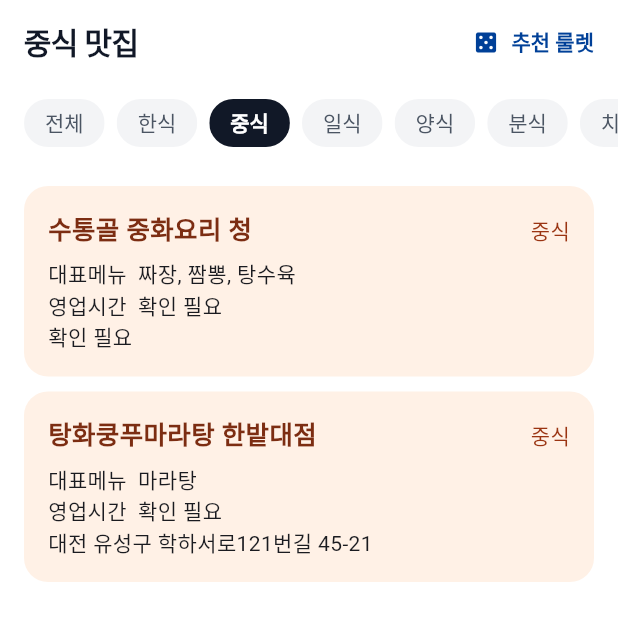
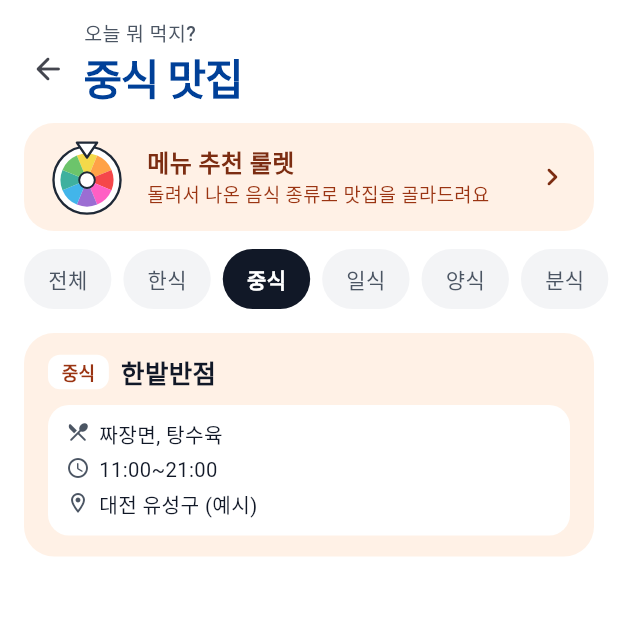
Before and after one commit to lsh4749/hanbat_campus_app, a Flutter app: the RestaurantScreen screen opened directly, after a tap on "한식", after a tap on "중식", on a phone screen of 412 x 824 dp. Shown: the top 621 px of the screen. Run offline on Flutter 3.47's test engine with Material 3 defaults, Android fonts, the phone set to English and light mode, and no system bars; our stand-ins replace cloud_firestore, firebase_auth, firebase_core, shared_preferences; accounts and stored records are empty; network calls fail.

Commit message:
Revert "맛집 실제 데이터 반영, 고기/국밥 카테고리 추가"
This reverts commit 15c62515020e5dcb1b4d108f87de10bfec23bde7.

```diff
--- a/lib/restaurant/restaurant_model.dart
+++ b/lib/restaurant/restaurant_model.dart
@@ -2,7 +2,7 @@ import 'dart:convert';
 import 'package:flutter/services.dart';
 
 /// 룰렛 칸과 맛집 데이터의 category 값이 반드시 같은 문자열이어야 필터링된다.
-const foodCategories = ['한식', '중식', '일식', '양식', '분식', '치킨', '고기', '국밥'];
+const foodCategories = ['한식', '중식', '일식', '양식', '분식', '치킨'];
 
 class Restaurant {
   final String id, name, category, menu, hours, address;
--- a/lib/restaurant/restaurant_screen.dart
+++ b/lib/restaurant/restaurant_screen.dart
@@ -1,9 +1,17 @@
 import 'package:flutter/material.dart';
+
 import '../app/app_theme.dart';
+import '../app/widgets/page_header.dart';
+import '../app/widgets/pill_chip.dart';
+import '../home/widgets/roulette_wheel.dart';
+import '../roulette/roulette_screen.dart';
 import 'restaurant_model.dart';
-import 'roulette_screen.dart';
 
 /// 대학가 맛집 목록. 룰렛에서 음식 종류(String)를 arguments로 넘기면 그 종류만 보여준다.
+///
+/// 룰렛은 홈 화면과 같은 것(lib/roulette/roulette_screen.dart) 하나만 쓴다.
+/// - 홈 룰렛 → 맛집 화면: RouteSettings.arguments 로 음식 종류를 받는다.
+/// - 맛집 화면의 룰렛 버튼 → RouletteScreen(pickOnly: true) 가 뽑힌 종류를 돌려준다.
 class RestaurantScreen extends StatefulWidget {
   const RestaurantScreen({super.key});
 
@@ -16,6 +24,9 @@ class _RestaurantScreenState extends State<RestaurantScreen> {
   String? _category; // null = 전체
   bool _argsRead = false;
 
+  /// 필터 칸은 룰렛 칸과 같은 목록을 쓴다 (룰렛 결과가 항상 필터에 있도록)
+  static const _categories = RouletteScreen.categories;
+
   @override
   void didChangeDependencies() {
     super.didChangeDependencies();
@@ -25,55 +36,113 @@ class _RestaurantScreenState extends State<RestaurantScreen> {
     _category = ModalRoute.of(context)?.settings.arguments as String?;
   }
 
+  Future<void> _openRoulette() async {
+    final picked = await Navigator.push<String>(
+      context,
+      MaterialPageRoute(builder: (_) => const RouletteScreen(pickOnly: true)),
+    );
+    if (picked != null && mounted) setState(() => _category = picked);
+  }
+
   @override
   Widget build(BuildContext context) {
     return Scaffold(
-      appBar: AppBar(
-        title: Text(_category == null ? '대학가 맛집' : '$_category 맛집'),
-        actions: [
-          TextButton.icon(
-            onPressed: () => Navigator.push(
-              context,
-              MaterialPageRoute(builder: (_) => const RouletteScreen()),
+      body: SafeArea(
+        bottom: false,
+        child: Column(
+          crossAxisAlignment: CrossAxisAlignment.start,
+          children: [
+            // 헤더 (홈·소모임과 같은 스타일)
+            AppPageHeader(
+              subtitle: '오늘 뭐 먹지?',
+              title: _category == null ? '대학가 맛집' : '$_category 맛집',
             ),
-            icon: const Icon(Icons.casino_rounded),
-            label: const Text('추천 룰렛'),
-          ),
-        ],
-      ),
-      body: Column(
+
+            // 룰렛 바로가기 (홈 룰렛과 같은 판)
+            Padding(
+              padding: const EdgeInsets.fromLTRB(16, 0, 16, 12),
+              child: Material(
+                color: AppColors.orangeBg,
+                borderRadius: BorderRadius.circular(20),
+                clipBehavior: Clip.antiAlias,
+                child: InkWell(
+                  onTap: _openRoulette,
+                  child: Padding(
+                    padding: const EdgeInsets.fromLTRB(16, 10, 16, 10),
+                    child: Row(
                       children: [
-          SizedBox(
-            height: 52,
-            child: ListView(
-              scrollDirection: Axis.horizontal,
-              padding: const EdgeInsets.symmetric(horizontal: 12),
+                        const RouletteWheel(size: 52),
+                        const SizedBox(width: 14),
+                        const Expanded(
+                          child: Column(
+                            crossAxisAlignment: CrossAxisAlignment.start,
                             children: [
-                _chip('전체', null),
-                for (final c in foodCategories) _chip(c, c),
+                              Text('메뉴 추천 룰렛',
+                                  style: TextStyle(
+                                      fontSize: 16,
+                                      fontWeight: FontWeight.w900,
+                                      color: AppColors.orangeInk)),
+                              Text('돌려서 나온 음식 종류로 맛집을 골라드려요',
+                                  style: TextStyle(
+                                      fontSize: 12.5,
+                                      color: AppColors.orangeSub)),
                             ],
                           ),
                         ),
+                        const Icon(Icons.chevron_right_rounded,
+                            color: AppColors.orangeInk),
+                      ],
+                    ),
+                  ),
+                ),
+              ),
+            ),
+
+            // 음식 종류 필터
+            SingleChildScrollView(
+              scrollDirection: Axis.horizontal,
+              padding: const EdgeInsets.fromLTRB(16, 0, 16, 12),
+              child: Row(
+                children: [
+                  PillChip(
+                    label: '전체',
+                    selected: _category == null,
+                    onTap: () => setState(() => _category = null),
+                  ),
+                  for (final c in _categories) ...[
+                    const SizedBox(width: 8),
+                    PillChip(
+                      label: c,
+                      selected: _category == c,
+                      onTap: () => setState(() => _category = c),
+                    ),
+                  ],
+                ],
+              ),
+            ),
+
             Expanded(
               child: FutureBuilder<List<Restaurant>>(
                 future: _future,
                 builder: (context, snap) {
                   if (snap.hasError) {
-                  return const Center(child: Text('맛집 데이터를 불러오지 못했어요'));
+                    return const _Message('맛집 데이터를 불러오지 못했어요');
                   }
                   if (!snap.hasData) {
                     return const Center(child: CircularProgressIndicator());
                   }
                   final list = _category == null
                       ? snap.data!
-                    : snap.data!.where((r) => r.category == _category).toList();
+                      : snap.data!
+                          .where((r) => r.category == _category)
+                          .toList();
                   if (list.isEmpty) {
-                  return Center(child: Text('$_category 맛집이 아직 없어요'));
+                    return _Message('$_category 맛집이 아직 없어요\n다른 종류를 골라보세요');
                   }
                   return ListView.separated(
-                  padding: const EdgeInsets.all(16),
+                    padding: const EdgeInsets.fromLTRB(16, 4, 16, 24),
                     itemCount: list.length,
-                  separatorBuilder: (_, __) => const SizedBox(height: 10),
+                    separatorBuilder: (_, _) => const SizedBox(height: 10),
                     itemBuilder: (_, i) => _RestaurantCard(r: list[i]),
                   );
                 },
@@ -81,17 +150,9 @@ class _RestaurantScreenState extends State<RestaurantScreen> {
             ),
           ],
         ),
+      ),
     );
   }
-
-  Widget _chip(String label, String? value) => Padding(
-        padding: const EdgeInsets.symmetric(horizontal: 4, vertical: 8),
-        child: ChoiceChip(
-          label: Text(label),
-          selected: _category == value,
-          onSelected: (_) => setState(() => _category = value),
-        ),
-      );
 }
 
 class _RestaurantCard extends StatelessWidget {
@@ -101,31 +162,101 @@ class _RestaurantCard extends StatelessWidget {
   @override
   Widget build(BuildContext context) {
     return Container(
-      padding: const EdgeInsets.all(16),
+      padding: const EdgeInsets.fromLTRB(16, 14, 16, 14),
       decoration: BoxDecoration(
         color: AppColors.orangeBg,
-        borderRadius: BorderRadius.circular(16),
+        borderRadius: BorderRadius.circular(20),
       ),
       child: Column(
         crossAxisAlignment: CrossAxisAlignment.start,
         children: [
-          Row(children: [
+          Row(
+            children: [
+              Container(
+                padding: const EdgeInsets.symmetric(horizontal: 9, vertical: 3),
+                decoration: BoxDecoration(
+                  color: Colors.white,
+                  borderRadius: BorderRadius.circular(8),
+                ),
+                child: Text(r.category,
+                    style: const TextStyle(
+                        fontSize: 12,
+                        fontWeight: FontWeight.w700,
+                        color: AppColors.orangeSub)),
+              ),
+              const SizedBox(width: 8),
               Expanded(
                 child: Text(r.name,
+                    maxLines: 1,
+                    overflow: TextOverflow.ellipsis,
                     style: const TextStyle(
                         fontSize: 17,
-                      fontWeight: FontWeight.w700,
-                      color: AppColors.orangeInk)),
+                        fontWeight: FontWeight.w800,
+                        color: AppColors.ink)),
               ),
-            Text(r.category,
-                style: const TextStyle(color: AppColors.orangeSub)),
-          ]),
-          const SizedBox(height: 6),
-          Text('대표메뉴  ${r.menu}'),
-          Text('영업시간  ${r.hours}'),
-          if (r.address.isNotEmpty) Text(r.address),
+            ],
+          ),
+          const SizedBox(height: 10),
+          Container(
+            width: double.infinity,
+            padding: const EdgeInsets.symmetric(horizontal: 12, vertical: 10),
+            decoration: BoxDecoration(
+              color: Colors.white,
+              borderRadius: BorderRadius.circular(14),
+            ),
+            child: Column(
+              crossAxisAlignment: CrossAxisAlignment.start,
+              children: [
+                _InfoLine(icon: Icons.restaurant_menu_rounded, text: r.menu),
+                const SizedBox(height: 4),
+                _InfoLine(icon: Icons.access_time_rounded, text: r.hours),
+                if (r.address.isNotEmpty) ...[
+                  const SizedBox(height: 4),
+                  _InfoLine(icon: Icons.location_on_outlined, text: r.address),
+                ],
+              ],
+            ),
+          ),
         ],
       ),
     );
   }
 }
+
+class _InfoLine extends StatelessWidget {
+  const _InfoLine({required this.icon, required this.text});
+
+  final IconData icon;
+  final String text;
+
+  @override
+  Widget build(BuildContext context) {
+    return Row(
+      crossAxisAlignment: CrossAxisAlignment.start,
+      children: [
+        Icon(icon, size: 16, color: AppColors.inkSub),
+        const SizedBox(width: 6),
+        Expanded(
+          child: Text(text,
+              style: const TextStyle(fontSize: 13.5, color: AppColors.ink)),
+        ),
+      ],
+    );
+  }
+}
+
+class _Message extends StatelessWidget {
+  const _Message(this.text);
+
+  final String text;
+
+  @override
+  Widget build(BuildContext context) {
+    return Center(
+      child: Text(text,
+          textAlign: TextAlign.center,
+          style: const TextStyle(
+              fontSize: 15, color: AppColors.inkSub, height: 1.5)),
+    );
+  }
+}
```
Also changed, not shown: assets/data/restaurants.json (+6 -96 lines), lib/restaurant/roulette_screen.dart (deleted, +0 -164 lines). Lines whose indentation alone changed are shown as unchanged.
